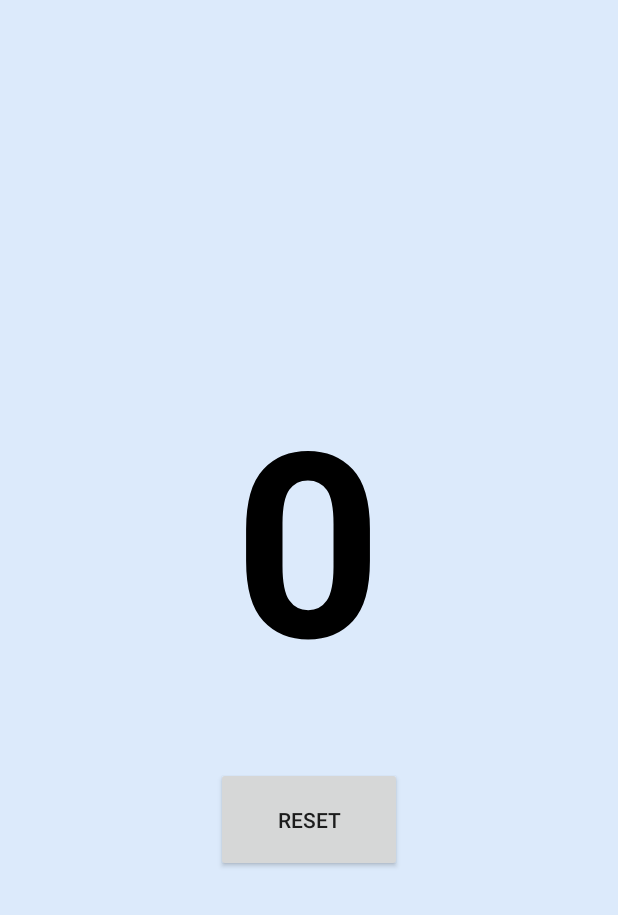
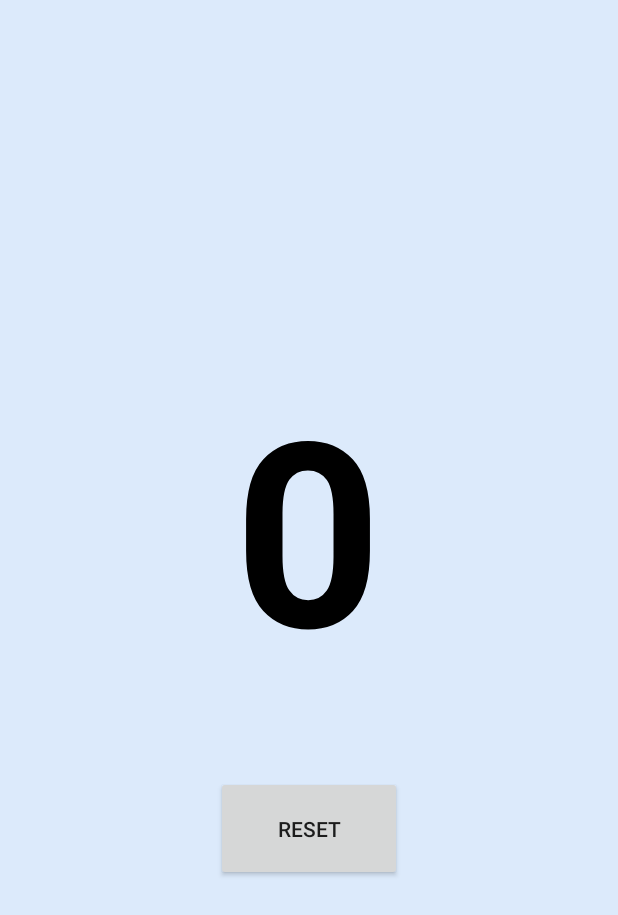
Before and after one commit to garychid/Knit-Count, an Android app: the screen it shows after launch (MainActivity), after a tap on "RESET", on a phone screen of 412 x 824 dp. Shown: the top 915 px of the screen. Run offline under Robolectric (Android 15) with nearby library versions, the phone set to English and light mode, and no system bars.

Commit message:
Rebuilt lost app-using image for background. Has RESET, long ans short sounds. able to selet background color in code, animated numbers added--longer animation-new bg color

```diff
--- a/app/src/main/java/com/spartasoap/knitcount/MainActivity.kt
+++ b/app/src/main/java/com/spartasoap/knitcount/MainActivity.kt
@@ -87,10 +87,10 @@ class MainActivity : AppCompatActivity() {
         val scaleAnimation = ScaleAnimation(
             1.0f, 1.3f,
             1.0f, 1.3f,
-            Animation.RELATIVE_TO_SELF, 0.5f,
-            Animation.RELATIVE_TO_SELF, 0.5f
+            Animation.RELATIVE_TO_SELF, 0.7f,
+            Animation.RELATIVE_TO_SELF, 0.7f
         )
-        scaleAnimation.duration = 150
+        scaleAnimation.duration = 180
         scaleAnimation.repeatMode = Animation.REVERSE
         scaleAnimation.repeatCount = 1
         counterTextView.startAnimation(scaleAnimation)
--- a/app/src/main/res/layout/activity_main.xml
+++ b/app/src/main/res/layout/activity_main.xml
@@ -8,11 +8,11 @@
     <TextView
         android:id="@+id/counterTextView"
         android:layout_width="wrap_content"
-        android:layout_height="wrap_content"
+        android:layout_height="241dp"
+        android:layout_centerInParent="true"
         android:text="0"
         android:textSize="172sp"
-        android:textStyle="bold"
-        android:layout_centerInParent="true" />
+        android:textStyle="bold" />
 
 
     <Button
```
